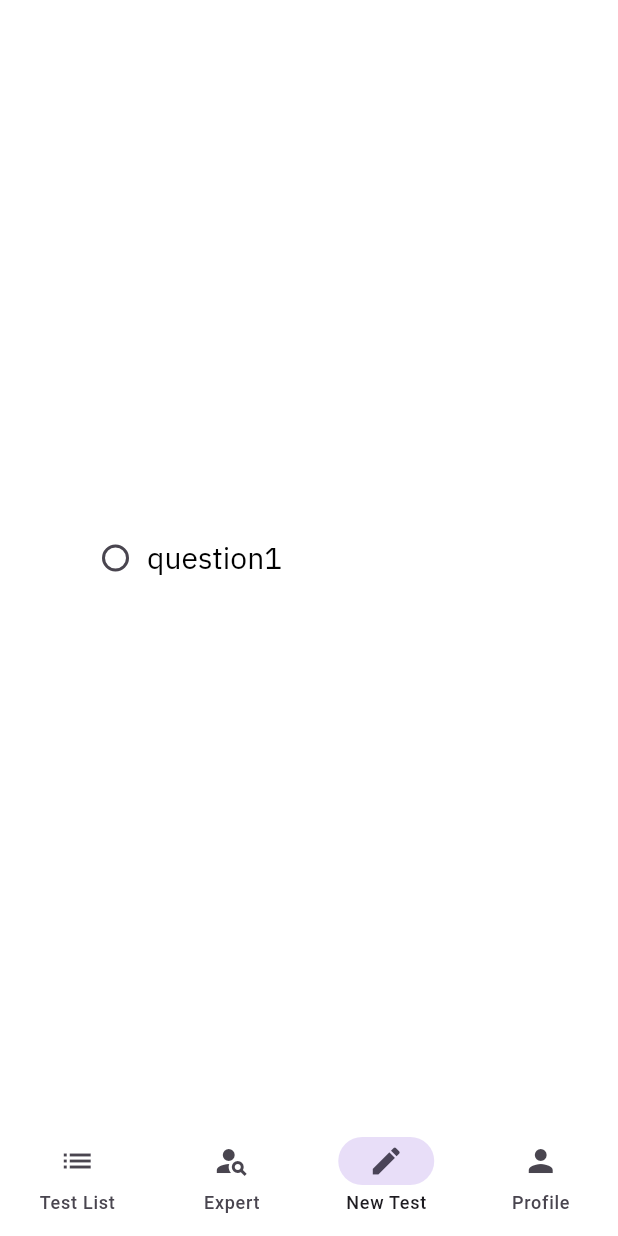
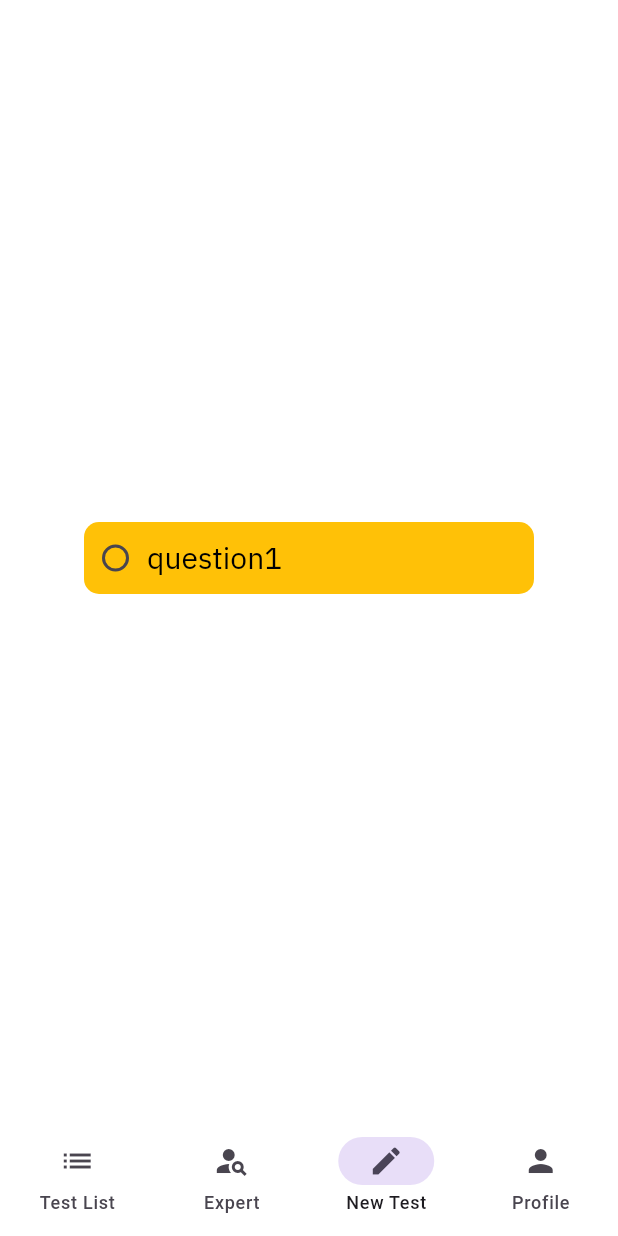
Before and after one commit to yousifdahabra/aegis-ai-app, a Flutter app: the NavigationMenu screen opened directly, item 3 of the bottom bar chosen, on a phone screen of 412 x 824 dp. Run offline on Flutter 3.47's test engine with Material 3 defaults, Android fonts, the phone set to English and light mode, and no system bars; our stand-ins replace animate_do, smooth_page_indicator.

Commit message:
App - update CustomRadioButton update RadioMenuButton - update first option add style

```diff
--- a/lib/common_widget/questions/custom_radio_button.dart
+++ b/lib/common_widget/questions/custom_radio_button.dart
@@ -17,6 +17,16 @@ class _CustomRadioButtonState extends State<CustomRadioButton> {
         value: "question1",
         groupValue: selectedOption,
         onChanged: (selectOption) {},
+        style: ButtonStyle(
+            shape: WidgetStatePropertyAll(
+              RoundedRectangleBorder(
+                borderRadius: BorderRadius.circular(
+                  10,
+                ),
+              ),
+            ),
+            elevation: const WidgetStatePropertyAll(2),
+            backgroundColor: const WidgetStatePropertyAll(Colors.amber)),
         child: Text(
           "question1",
           style: Theme.of(context).textTheme.headlineSmall,
```
